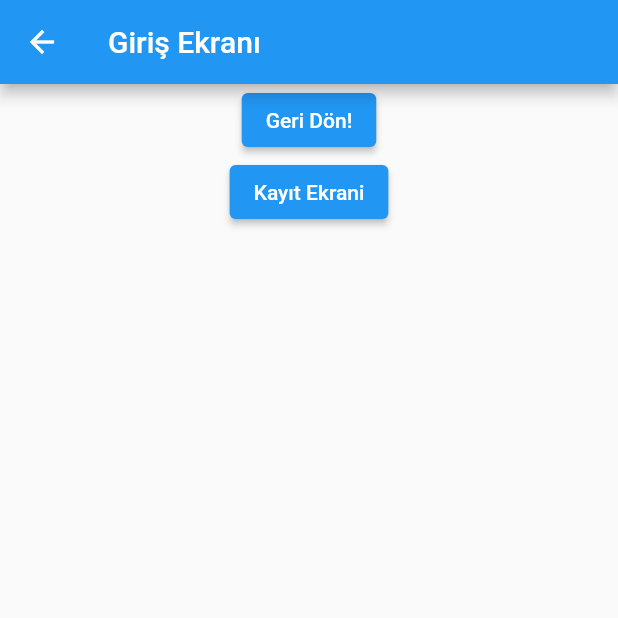
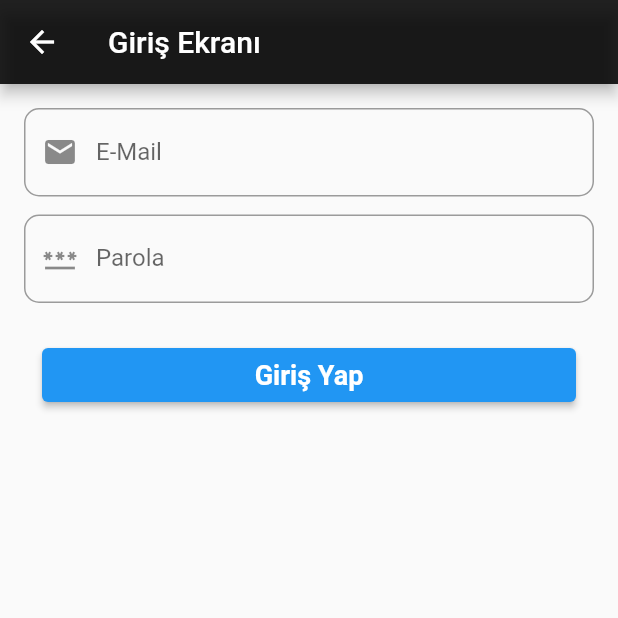
Before and after one commit to yavuzfk/Team40-, a Flutter app: the GirisEkrani screen opened directly, on a phone screen of 412 x 824 dp, the top half of it. Run offline on Flutter 3.47's test engine with Material 2 defaults, Android fonts, the phone set to English and light mode, and no system bars.

Commit message:
eklemeler ve düzenlemeler yapildi

```diff
--- a/lib/screens/giris_ekrani.dart
+++ b/lib/screens/giris_ekrani.dart
@@ -1,36 +1,94 @@
 import 'package:flutter/material.dart';
-import 'package:room_mate/screens/kayit_ekrani.dart';
+import 'package:room_mate/screens/ozellestirme_sayfasi.dart';
+import 'kayit_ekrani.dart';
 
-class GirisEkrani extends StatelessWidget {
+class GirisEkrani extends StatefulWidget {
   const GirisEkrani({Key? key}) : super(key: key);
+
+  @override
+  State<GirisEkrani> createState() => _GirisEkraniState();
+}
+
+class _GirisEkraniState extends State<GirisEkrani> {
+  TextEditingController nameController = TextEditingController();
+  TextEditingController emailController = TextEditingController();
+  TextEditingController passwordController = TextEditingController();
 
   @override
   Widget build(BuildContext context) {
     return Scaffold(
       appBar: AppBar(
+        backgroundColor: Colors.black87,
         title: const Text('Giriş Ekranı'),
       ),
-      body: Center(
-        child: Column(
-          children: [
-            ElevatedButton(
-              onPressed: () {
-                Navigator.pop(context);
-              },
-              child: const Text('Geri Dön!'),
+      body: Padding(
+        padding: const EdgeInsets.all(16.0),
+        child: Column(children: [
+          TextField(
+            controller: emailController,
+            decoration: InputDecoration(
+              prefixIcon: Icon(Icons.mail),
+              labelText: 'E-Mail',
+              border: OutlineInputBorder(
+                borderRadius: BorderRadius.circular(10.0),
               ),
-            ElevatedButton(
-              child: const Text('Kayıt Ekrani'),
+            ),
+          ),
+          SizedBox(
+            height: 12.0,
+          ),
+          TextField(
+            obscureText: true,
+            controller: passwordController,
+            decoration: InputDecoration(
+              prefixIcon: Icon(Icons.password),
+              labelText: 'Parola',
+              border: OutlineInputBorder(
+                borderRadius: BorderRadius.circular(10.0),
+              ),
+            ),
+          ),
+          SizedBox(
+            height: 12.0,
+          ),
+          GestureDetector(
+            onTap: register,
+            child: Container(
+              width: double.infinity,
+              child: Padding(
+                padding: const EdgeInsets.all(12.0),
+                child: ElevatedButton(
+                  child: Center(
+                    child: Text(
+                      'Giriş Yap',
+                      style: TextStyle(
+                          color: Colors.white,
+                          fontWeight: FontWeight.bold,
+                          fontSize: 18.0),
+                    ),
+                  ),
                   onPressed: () {
                     Navigator.push(
                       context,
                       MaterialPageRoute(builder: (context) => const KayitEkrani()),
                     );
                   },
-            )
-          ],
                 ),
+
+              ),
+              /*  decoration: BoxDecoration(
+                  color: Colors.black87,
+                  borderRadius: BorderRadius.circular(10.0)),*/
+            ),
+          ),
+        ]),
       ),
     );
   }
+
+  void register() {
+    print(nameController.text);
+    print(emailController.text);
+    print(passwordController.text);
   }
+}
```
Also changed, not shown: lib/screens/ozellestirme_sayfasi.dart (+43 -47 lines). Lines whose indentation alone changed are shown as unchanged.
